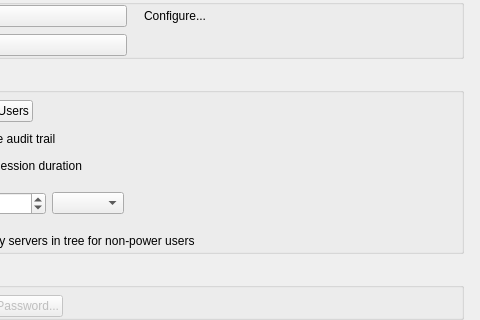
Above: vms/client/nx_vms_client_desktop/src/nx/vms/client/desktop/system_administration/widgets/security_settings_widget.ui from networkoptix/nx_open before the change; both pictures show x 225 to 705 and y 212 to 532 of the 705 by 532 pixel window. Below: the same form after it.
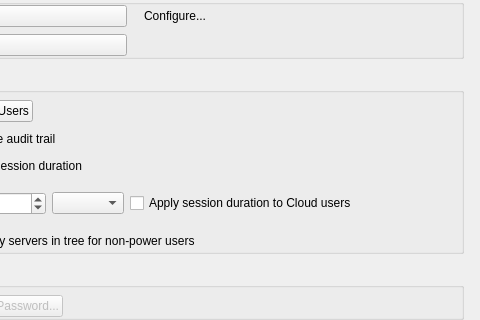
That is the form after the change. Custom widgets are drawn as their Qt base class.

Commit message:
VMS-51895: Implement re-authorization if cloud session is limited on Site
This MR implements re-authorization if the cloud session is restricted on a site for the current site only. Implementation for crossite will be done within another MR

The edit to the form file:
```diff
--- a/vms/client/nx_vms_client_desktop/src/nx/vms/client/desktop/system_administration/widgets/security_settings_widget.ui
+++ b/vms/client/nx_vms_client_desktop/src/nx/vms/client/desktop/system_administration/widgets/security_settings_widget.ui
@@ -514,6 +514,13 @@
               </property>
              </spacer>
             </item>
+            <item row="0" column="3">
+             <widget class="QCheckBox" name="useSessionLimitForCloudComboBox">
+              <property name="text">
+               <string>Apply session duration to Cloud users</string>
+              </property>
+             </widget>
+            </item>
            </layout>
           </widget>
          </item>
```
The commit also changes 13 other files.
